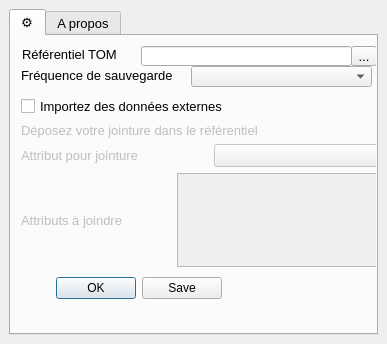
Before: the Qt Designer form mon_parcellaire_dockwidget_base.ui in jhemmi/MonParcellaire, drawn with Qt 5.
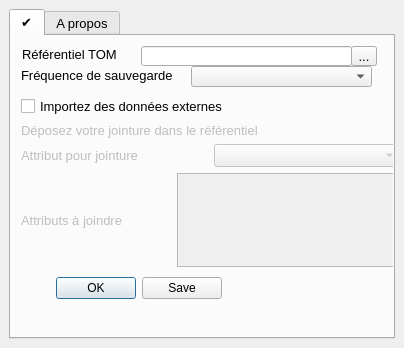
After: the same form once the commit is applied.

Commit message: group jointure et no pandas

The edit to the form file:
```diff
--- a/mon_parcellaire_dockwidget_base.ui
+++ b/mon_parcellaire_dockwidget_base.ui
@@ -6,8 +6,8 @@
    <rect>
     <x>0</x>
     <y>0</y>
-    <width>387</width>
-    <height>344</height>
+    <width>404</width>
+    <height>348</height>
    </rect>
   </property>
   <property name="font">
@@ -38,7 +38,7 @@
         </property>
         <widget class="QWidget" name="tab_Parametres">
          <attribute name="title">
-          <string>⚙️</string>
+          <string>✔️</string>
          </attribute>
          <widget class="QLabel" name="label_Referentiel">
           <property name="geometry">
```
Left out of the diff: 2 changed lines with no effect on the pictures.
